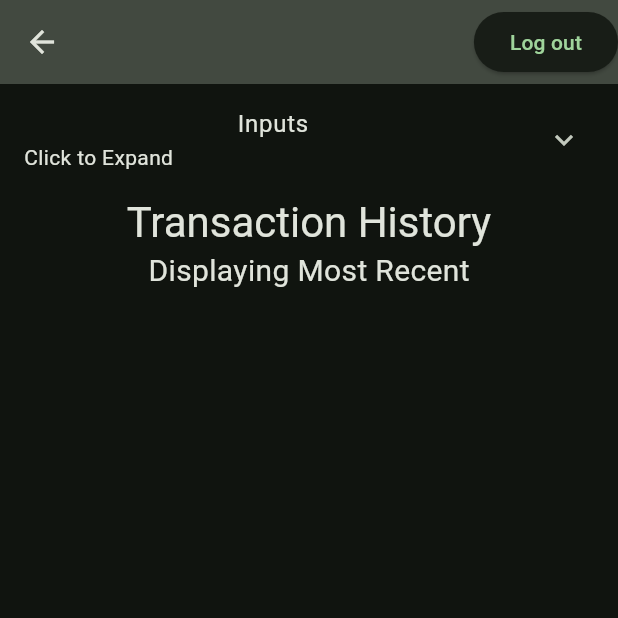
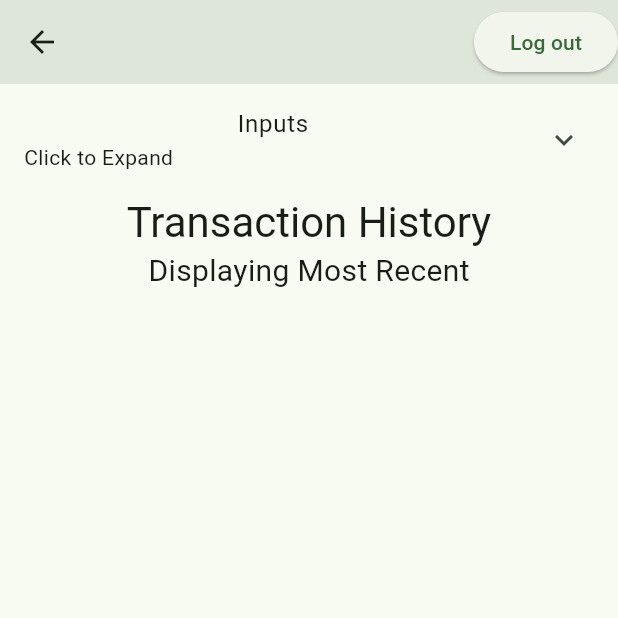
Before and after one commit to splitit-app/splitit, a Flutter app: the MyHomePage screen opened directly, on a phone screen of 412 x 824 dp, the top half of it. Run offline on Flutter 3.47's test engine with Material 3 defaults, Android fonts, the phone set to English and light mode, and no system bars; our stand-ins replace cloud_firestore, expansion_tile_card, firebase_auth, firebase_core, flutter_expandable_fab, flutter_slidable and 5 more; missing offline and left inert: assorted_layout_widgets, firestore_cache, flutter_material_symbols; accounts and stored records are empty; network calls fail.

Commit message:
theme mode in data model

```diff
--- a/lib/main.dart
+++ b/lib/main.dart
@@ -21,8 +21,27 @@ void main() async {
   runApp(const SplitItApp());
 }
 
-class SplitItApp extends StatelessWidget {
+class SplitItApp extends StatefulWidget {
   const SplitItApp({super.key});
+
+  @override
+  State<SplitItApp> createState() => _SplitItAppState();
+}
+
+class _SplitItAppState extends State<SplitItApp> {
+  final lightTheme = ThemeData(
+    colorSchemeSeed: const Color.fromRGBO(38, 182, 69, 1),
+    useMaterial3: true,
+    brightness: Brightness.light,
+  );
+
+  final darkTheme = ThemeData(
+    colorSchemeSeed: const Color.fromRGBO(38, 182, 69, 1),
+    useMaterial3: true,
+    brightness: Brightness.dark,
+  );
+
+  ThemeMode themeMode = ThemeMode.light;
 
   @override
   Widget build(BuildContext context) {
@@ -54,11 +73,9 @@ class SplitItApp extends StatelessWidget {
               child: MaterialApp(
                 title: 'SplitIt',
                 debugShowCheckedModeBanner: false,
-                theme: ThemeData(
-                  colorSchemeSeed: const Color.fromRGBO(38, 182, 69, 1),
-                  useMaterial3: true,
-                  brightness: Brightness.dark,
-                ),
+                theme: lightTheme,
+                darkTheme: darkTheme,
+                themeMode: themeMode,
                 home: const AuthenticationSwitcher(),
               ),
             );
@@ -67,4 +84,8 @@ class SplitItApp extends StatelessWidget {
       },
     );
   }
+
+  void changeTheme(ThemeMode themeMode) {
+    setState(() => this.themeMode = themeMode);
+  }
 }
--- a/lib/runtime_models/user/private_profile.dart
+++ b/lib/runtime_models/user/private_profile.dart
@@ -1,11 +1,23 @@
 import 'package:flutter/material.dart';
 import 'package:freezed_annotation/freezed_annotation.dart';
 
+import '../../net_models/user/private_profile_dto.dart';
+
 part 'private_profile.freezed.dart';
 
-@freezed
+@unfreezed
 class PrivateProfile with _$PrivateProfile {
   factory PrivateProfile({
-    required ThemeData themeData,
+    required ThemeMode themeMode,
   }) = _PrivateProfile;
+
+  PrivateProfile._();
+
+  factory PrivateProfile.fromDataTransferObj(PrivateProfileDTO publicProfileDTO) => PrivateProfile(
+        themeMode: publicProfileDTO.themeMode,
+      );
+
+  PrivateProfileDTO get toDataTransferObj => PrivateProfileDTO(
+        themeMode: themeMode,
+      );
 }
--- a/lib/runtime_models/user/public_profile.dart
+++ b/lib/runtime_models/user/public_profile.dart
@@ -3,7 +3,6 @@ import 'package:freezed_annotation/freezed_annotation.dart';
 import '../../net_models/user/public_profile_dto.dart';
 
 part 'public_profile.freezed.dart';
-part 'public_profile.g.dart';
 
 @unfreezed
 class PublicProfile with _$PublicProfile {
@@ -21,8 +20,6 @@ class PublicProfile with _$PublicProfile {
         createdBy: createdBy,
         name: publicProfileDTO.name,
       );
-
-  factory PublicProfile.fromJson(Map<String, dynamic> json) => _$PublicProfileFromJson(json);
 
   PublicProfile._();
 
--- a/lib/runtime_models/user/user_data.dart
+++ b/lib/runtime_models/user/user_data.dart
@@ -26,7 +26,7 @@ class UserData with _$UserData {
     return UserData(
       uid: uid,
       publicProfile: publicProfile,
-      privateProfile: PrivateProfile(themeData: ThemeData.light()),
+      privateProfile: PrivateProfile(themeMode: ThemeMode.light),
       registeredFriends: List.empty(),
       nonRegisteredFriends: {
         for (var profile in userDataDTO.nonRegisteredFriends)
--- a/lib/screens/authentication/registration/registration_form.dart
+++ b/lib/screens/authentication/registration/registration_form.dart
@@ -43,7 +43,7 @@ class RegistrationForm {
     await read<UserDataRepository>().pushUserData(UserData(
       uid: user.uid,
       publicProfile: PublicProfile(uid: user.uid, name: username),
-      privateProfile: PrivateProfile(themeData: ThemeData.light()),
+      privateProfile: PrivateProfile(themeMode: ThemeMode.light),
       registeredFriends: List.empty(),
       nonRegisteredFriends: {},
     ));
```
Also changed, not shown: lib/net_models/user/private_profile_dto.dart (added, +17 -0 lines), lib/screens/home/home_screen.dart (+37 -66 lines), lib/net_models/user/private_profile_dto.freezed.dart (added), lib/net_models/user/private_profile_dto.g.dart (added), lib/runtime_models/user/private_profile.freezed.dart, lib/runtime_models/user/public_profile.freezed.dart, lib/runtime_models/user/public_profile.g.dart (deleted).
